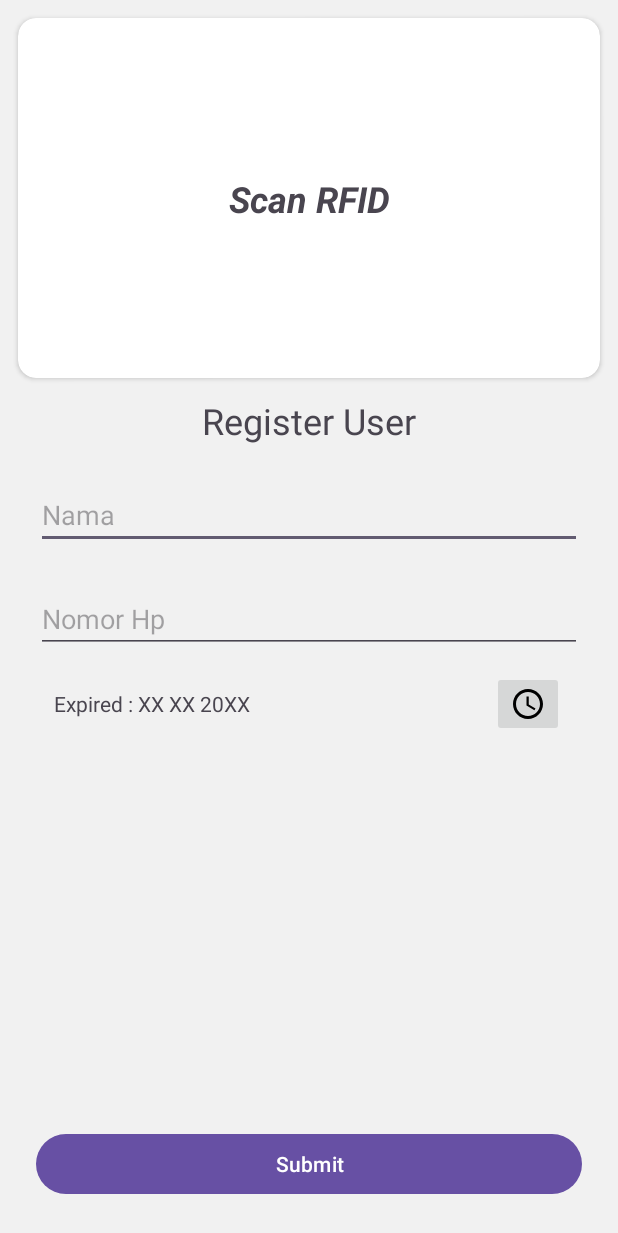
After one commit to NawfalHadi/iot_attendance, an Android app: the RegisterActivity screen opened directly, with no data from a screen before it, on a phone screen of 412 x 824 dp. The commit adds this screen. Shown: the top 1233 px of the screen. Run offline under Robolectric (Android 15) with nearby library versions, the light colour scheme and no system bars.

Commit message:
android : register layout

```diff
--- a/app/src/main/AndroidManifest.xml
+++ b/app/src/main/AndroidManifest.xml
@@ -2,8 +2,11 @@
 <manifest xmlns:android="http://schemas.android.com/apk/res/android"
     xmlns:tools="http://schemas.android.com/tools">
 
-    <uses-permission android:name="android.permission.NFC"/>
-    <uses-feature android:name="android.hardware.nfc" android:required="true"/>
+    <uses-permission android:name="android.permission.NFC" />
+
+    <uses-feature
+        android:name="android.hardware.nfc"
+        android:required="true" />
 
     <application
         android:allowBackup="true"
@@ -16,17 +19,23 @@
         android:theme="@style/Theme.IotAttendance"
         tools:targetApi="31">
         <activity
+            android:name=".RegisterActivity"
+            android:exported="false" />
+        <activity
             android:name=".MainActivity"
             android:exported="true"
             android:theme="@style/Theme.App.Starting">
             <intent-filter>
                 <action android:name="android.intent.action.MAIN" />
+
                 <category android:name="android.intent.category.LAUNCHER" />
-                <data android:mimeType="text/plain"/>
+
+                <data android:mimeType="text/plain" />
             </intent-filter>
             <intent-filter>
-                <action android:name="android.nfc.action.TAG_DISCOVERED"/>
-                <category android:name="android.intent.category.DEFAULT"/>
+                <action android:name="android.nfc.action.TAG_DISCOVERED" />
+
+                <category android:name="android.intent.category.DEFAULT" />
             </intent-filter>
         </activity>
     </application>
--- /dev/null
+++ b/app/src/main/java/space/thatnawfal/iotattendance/RegisterActivity.kt
@@ -0,0 +1,20 @@
+package space.thatnawfal.iotattendance
+
+import android.os.Bundle
+import androidx.activity.enableEdgeToEdge
+import androidx.appcompat.app.AppCompatActivity
+import androidx.core.view.ViewCompat
+import androidx.core.view.WindowInsetsCompat
+
+class RegisterActivity : AppCompatActivity() {
+    override fun onCreate(savedInstanceState: Bundle?) {
+        super.onCreate(savedInstanceState)
+        enableEdgeToEdge()
+        setContentView(R.layout.activity_register)
+        ViewCompat.setOnApplyWindowInsetsListener(findViewById(R.id.main)) { v, insets ->
+            val systemBars = insets.getInsets(WindowInsetsCompat.Type.systemBars())
+            v.setPadding(systemBars.left, systemBars.top, systemBars.right, systemBars.bottom)
+            insets
+        }
+    }
+}
--- /dev/null
+++ b/app/src/main/res/drawable/baseline_person_add_24.xml
@@ -0,0 +1,5 @@
+<vector xmlns:android="http://schemas.android.com/apk/res/android" android:height="24dp" android:tint="#000000" android:viewportHeight="24" android:viewportWidth="24" android:width="24dp">
+
+    <path android:fillColor="@android:color/white" android:pathData="M15,12c2.21,0 4,-1.79 4,-4s-1.79,-4 -4,-4 -4,1.79 -4,4 1.79,4 4,4zM6,10L6,7L4,7v3L1,10v2h3v3h2v-3h3v-2L6,10zM15,14c-2.67,0 -8,1.34 -8,4v2h16v-2c0,-2.66 -5.33,-4 -8,-4z"/>
+
+</vector>
--- /dev/null
+++ b/app/src/main/res/drawable/ic_expired.xml
@@ -0,0 +1,7 @@
+<vector xmlns:android="http://schemas.android.com/apk/res/android" android:height="24dp" android:tint="#000000" android:viewportHeight="24" android:viewportWidth="24" android:width="24dp">
+
+    <path android:fillColor="@android:color/white" android:pathData="M11.99,2C6.47,2 2,6.48 2,12s4.47,10 9.99,10C17.52,22 22,17.52 22,12S17.52,2 11.99,2zM12,20c-4.42,0 -8,-3.58 -8,-8s3.58,-8 8,-8 8,3.58 8,8 -3.58,8 -8,8z"/>
+
+    <path android:fillColor="@android:color/white" android:pathData="M12.5,7H11v6l5.25,3.15 0.75,-1.23 -4.5,-2.67z"/>
+
+</vector>
--- a/app/src/main/res/layout/activity_main.xml
+++ b/app/src/main/res/layout/activity_main.xml
@@ -5,15 +5,19 @@
     android:id="@+id/main"
     android:layout_width="match_parent"
     android:layout_height="match_parent"
+    android:background="@color/BackgroundColor"
     tools:context=".MainActivity">
 
-    <TextView
+    <com.google.android.material.floatingactionbutton.FloatingActionButton
+        android:id="@+id/fab_register"
         android:layout_width="wrap_content"
         android:layout_height="wrap_content"
-        android:text="Hello World!"
+        android:layout_margin="12dp"
+        android:padding="18dp"
+
+
+        android:background="@color/white"
+        android:src="@drawable/baseline_person_add_24"
         app:layout_constraintBottom_toBottomOf="parent"
-        app:layout_constraintEnd_toEndOf="parent"
-        app:layout_constraintStart_toStartOf="parent"
-        app:layout_constraintTop_toTopOf="parent" />
-
+        app:layout_constraintRight_toRightOf="parent"/>
 </androidx.constraintlayout.widget.ConstraintLayout>
--- /dev/null
+++ b/app/src/main/res/layout/activity_register.xml
@@ -0,0 +1,126 @@
+<?xml version="1.0" encoding="utf-8"?>
+<androidx.constraintlayout.widget.ConstraintLayout xmlns:android="http://schemas.android.com/apk/res/android"
+    xmlns:app="http://schemas.android.com/apk/res-auto"
+    xmlns:tools="http://schemas.android.com/tools"
+    android:id="@+id/main"
+    android:background="@color/BackgroundColor"
+    android:layout_width="match_parent"
+    android:layout_height="match_parent"
+    tools:context=".RegisterActivity">
+
+    <androidx.cardview.widget.CardView
+        android:id="@+id/cv_nfc"
+        android:layout_width="match_parent"
+        android:layout_height="240dp"
+
+        android:layout_margin="12dp"
+        app:cardBackgroundColor="@color/white"
+        app:cardCornerRadius="12dp"
+        app:layout_constraintTop_toTopOf="parent"
+        app:layout_constraintStart_toStartOf="parent"
+        app:layout_constraintEnd_toEndOf="parent"/>
+
+    <TextView
+        android:layout_width="wrap_content"
+        android:layout_height="wrap_content"
+        android:text="@string/rfid_ask"
+        android:textSize="24sp"
+        android:textStyle="bold|italic"
+        android:elevation="2dp"
+
+        app:layout_constraintStart_toStartOf="@id/cv_nfc"
+        app:layout_constraintEnd_toEndOf="@id/cv_nfc"
+        app:layout_constraintTop_toTopOf="@id/cv_nfc"
+        app:layout_constraintBottom_toBottomOf="@id/cv_nfc" />
+
+    <TextView
+        android:id="@+id/x_reg"
+        android:layout_width="wrap_content"
+        android:layout_height="wrap_content"
+        android:text="@string/register_text"
+
+        android:textSize="24sp"
+
+        android:layout_marginTop="12dp"
+        app:layout_constraintTop_toBottomOf="@id/cv_nfc"
+        app:layout_constraintStart_toStartOf="@id/cv_nfc"
+        app:layout_constraintEnd_toEndOf="@id/cv_nfc"/>
+
+    <androidx.appcompat.widget.AppCompatEditText
+        android:id="@+id/et_name"
+        android:layout_width="match_parent"
+        android:layout_height="wrap_content"
+        android:hint="@string/name"
+
+        android:layout_margin="24dp"
+        app:layout_constraintStart_toStartOf="parent"
+        app:layout_constraintEnd_toEndOf="parent"
+        app:layout_constraintTop_toBottomOf="@id/x_reg"/>
+
+    <androidx.appcompat.widget.AppCompatEditText
+        android:id="@+id/et_hp"
+        android:layout_width="match_parent"
+        android:layout_height="wrap_content"
+        android:hint="@string/nomor_hp"
+
+        android:layout_margin="24dp"
+        app:layout_constraintStart_toStartOf="parent"
+        app:layout_constraintEnd_toEndOf="parent"
+        app:layout_constraintTop_toBottomOf="@id/et_name"/>
+
+    <TextView
+        android:id="@+id/tv_expired"
+        android:layout_width="wrap_content"
+        android:layout_height="wrap_content"
+        android:text="Expired : XX XX 20XX"
+
+        android:layout_margin="24dp"
+        app:layout_constraintStart_toStartOf="@id/cv_nfc"
+        app:layout_constraintTop_toBottomOf="@id/et_hp"
+        tools:ignore="HardcodedText" />
+
+    <ImageButton
+        android:id="@+id/btn_date"
+        android:layout_width="wrap_content"
+        android:layout_height="wrap_content"
+        android:src="@drawable/ic_expired"
+
+        android:layout_marginEnd="24dp"
+        app:layout_constraintTop_toTopOf="@id/tv_expired"
+        app:layout_constraintBottom_toBottomOf="@id/tv_expired"
+        app:layout_constraintEnd_toEndOf="@id/cv_nfc"
+        tools:ignore="ContentDescription" />
+
+    <Button
+        android:id="@+id/btn_submit"
+        android:layout_width="match_parent"
+        android:layout_height="wrap_content"
+        android:text="Submit"
+
+        android:layout_margin="24dp"
+        app:layout_constraintBottom_toBottomOf="parent"
+        app:layout_constraintStart_toStartOf="@id/cv_nfc"
+        app:layout_constraintEnd_toEndOf="@id/cv_nfc"
+        tools:ignore="HardcodedText" />
+
+    <androidx.constraintlayout.widget.ConstraintLayout
+        android:id="@+id/view_datepicker"
+        android:layout_width="match_parent"
+        android:layout_height="match_parent"
+        android:background="@color/white"
+        android:elevation="3dp"
+        android:visibility="invisible"/>
+
+    <DatePicker
+        android:id="@+id/dp_expired"
+        android:layout_width="wrap_content"
+        android:layout_height="wrap_content"
+        android:elevation="4dp"
+        android:visibility="invisible"
+        app:layout_constraintTop_toTopOf="@id/view_datepicker"
+        app:layout_constraintBottom_toBottomOf="@id/view_datepicker"
+        app:layout_constraintStart_toStartOf="@id/view_datepicker"
+        app:layout_constraintEnd_toEndOf="@id/view_datepicker"/>
+
+
+</androidx.constraintlayout.widget.ConstraintLayout>
--- a/app/src/main/res/values/strings.xml
+++ b/app/src/main/res/values/strings.xml
@@ -1,3 +1,7 @@
 <resources>
     <string name="app_name">IotAttendance</string>
+    <string name="rfid_ask">Scan RFID</string>
+    <string name="register_text">Register User</string>
+    <string name="name">Nama</string>
+    <string name="nomor_hp">Nomor Hp</string>
 </resources>
```
